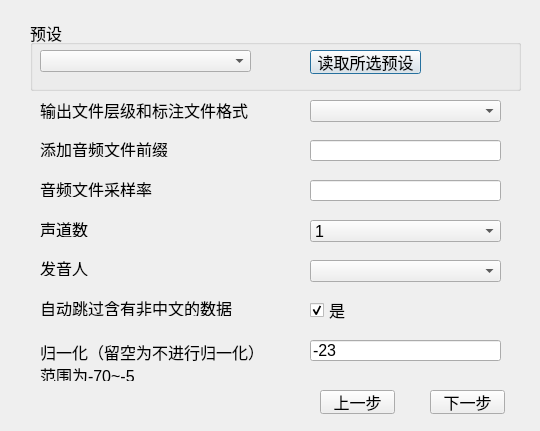
Above: ui/uifiles/output_dataset_speaker.ui from kslz/sound_dataset_tools2 before the change. Below: the same form after it.
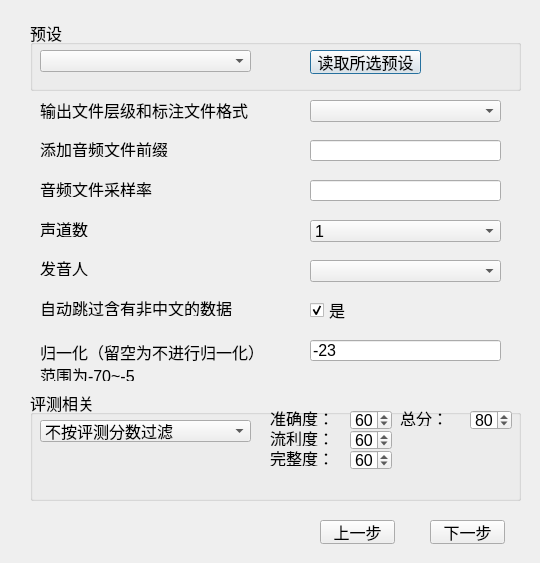
That is the form after the change.

Commit message: 更改导出弹窗样式，新增按评测分数导出功能

```diff
--- a/ui/uifiles/output_dataset_speaker.ui
+++ b/ui/uifiles/output_dataset_speaker.ui
@@ -7,7 +7,7 @@
     <x>0</x>
     <y>0</y>
     <width>540</width>
-    <height>431</height>
+    <height>563</height>
    </rect>
   </property>
   <property name="font">
@@ -385,7 +385,7 @@
    <property name="geometry">
     <rect>
      <x>430</x>
-     <y>390</y>
+     <y>520</y>
      <width>75</width>
      <height>24</height>
     </rect>
@@ -398,7 +398,7 @@
    <property name="geometry">
     <rect>
      <x>320</x>
-     <y>390</y>
+     <y>520</y>
      <width>75</width>
      <height>24</height>
     </rect>
@@ -411,7 +411,7 @@
    <property name="geometry">
     <rect>
      <x>40</x>
-     <y>390</y>
+     <y>520</y>
      <width>271</width>
      <height>16</height>
     </rect>
@@ -428,6 +428,153 @@
     <string/>
    </property>
   </widget>
+  <widget class="QGroupBox" name="groupBox_3">
+   <property name="geometry">
+    <rect>
+     <x>30</x>
+     <y>390</y>
+     <width>491</width>
+     <height>111</height>
+    </rect>
+   </property>
+   <property name="title">
+    <string>评测相关</string>
+   </property>
+   <widget class="QComboBox" name="comboBox">
+    <property name="geometry">
+     <rect>
+      <x>10</x>
+      <y>30</y>
+      <width>211</width>
+      <height>22</height>
+     </rect>
+    </property>
+    <property name="placeholderText">
+     <string/>
+    </property>
+    <item>
+     <property name="text">
+      <string>不按评测分数过滤</string>
+     </property>
+    </item>
+   </widget>
+   <widget class="QLabel" name="label_10">
+    <property name="geometry">
+     <rect>
+      <x>240</x>
+      <y>20</y>
+      <width>71</width>
+      <height>16</height>
+     </rect>
+    </property>
+    <property name="text">
+     <string>准确度：</string>
+    </property>
+   </widget>
+   <widget class="QLabel" name="label_11">
+    <property name="geometry">
+     <rect>
+      <x>240</x>
+      <y>40</y>
+      <width>71</width>
+      <height>16</height>
+     </rect>
+    </property>
+    <property name="text">
+     <string>流利度：</string>
+    </property>
+   </widget>
+   <widget class="QLabel" name="label_12">
+    <property name="geometry">
+     <rect>
+      <x>240</x>
+      <y>60</y>
+      <width>71</width>
+      <height>16</height>
+     </rect>
+    </property>
+    <property name="text">
+     <string>完整度：</string>
+    </property>
+   </widget>
+   <widget class="QLabel" name="label_13">
+    <property name="geometry">
+     <rect>
+      <x>370</x>
+      <y>20</y>
+      <width>61</width>
+      <height>16</height>
+     </rect>
+    </property>
+    <property name="text">
+     <string>总分：</string>
+    </property>
+   </widget>
+   <widget class="QSpinBox" name="spinBox">
+    <property name="geometry">
+     <rect>
+      <x>320</x>
+      <y>20</y>
+      <width>42</width>
+      <height>20</height>
+     </rect>
+    </property>
+    <property name="maximum">
+     <number>100</number>
+    </property>
+    <property name="value">
+     <number>60</number>
+    </property>
+   </widget>
+   <widget class="QSpinBox" name="spinBox_2">
+    <property name="geometry">
+     <rect>
+      <x>320</x>
+      <y>40</y>
+      <width>42</width>
+      <height>20</height>
+     </rect>
+    </property>
+    <property name="maximum">
+     <number>100</number>
+    </property>
+    <property name="value">
+     <number>60</number>
+    </property>
+   </widget>
+   <widget class="QSpinBox" name="spinBox_3">
+    <property name="geometry">
+     <rect>
+      <x>320</x>
+      <y>60</y>
+      <width>42</width>
+      <height>20</height>
+     </rect>
+    </property>
+    <property name="maximum">
+     <number>100</number>
+    </property>
+    <property name="value">
+     <number>60</number>
+    </property>
+   </widget>
+   <widget class="QSpinBox" name="spinBox_4">
+    <property name="geometry">
+     <rect>
+      <x>440</x>
+      <y>20</y>
+      <width>42</width>
+      <height>20</height>
+     </rect>
+    </property>
+    <property name="maximum">
+     <number>100</number>
+    </property>
+    <property name="value">
+     <number>80</number>
+    </property>
+   </widget>
+  </widget>
  </widget>
  <resources/>
  <connections/>
```
The commit also changes 1 other file.
